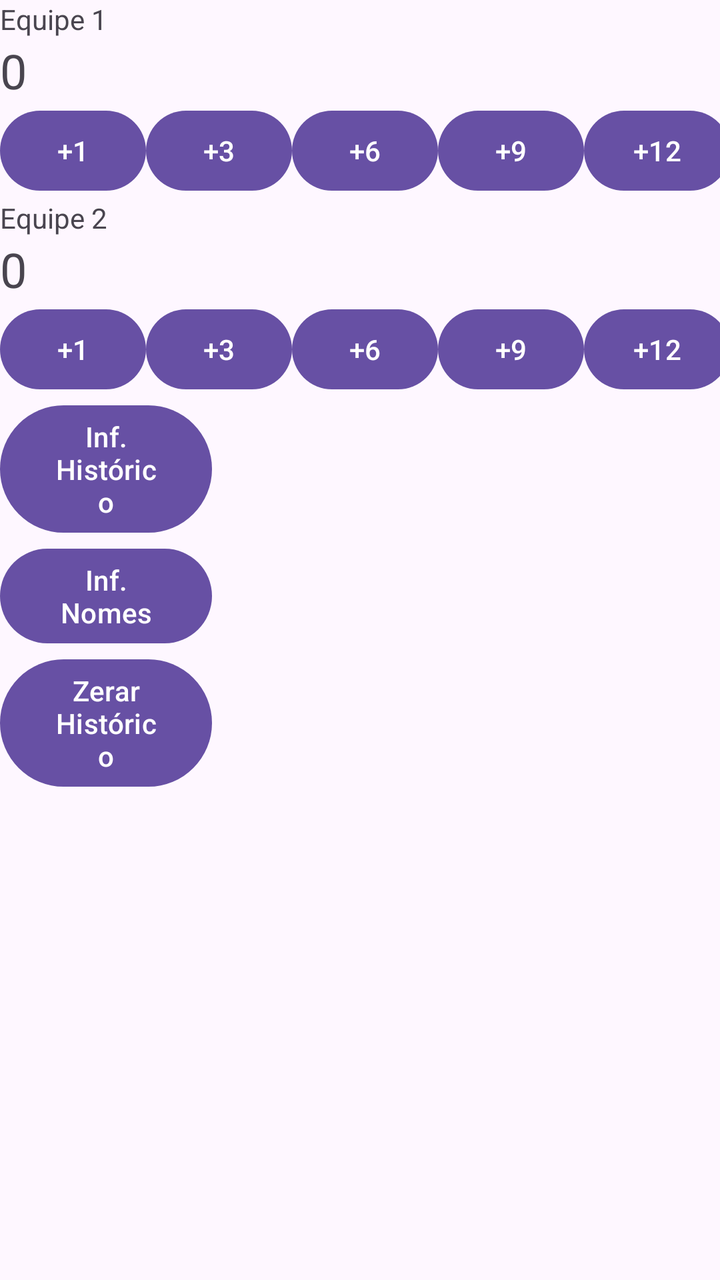
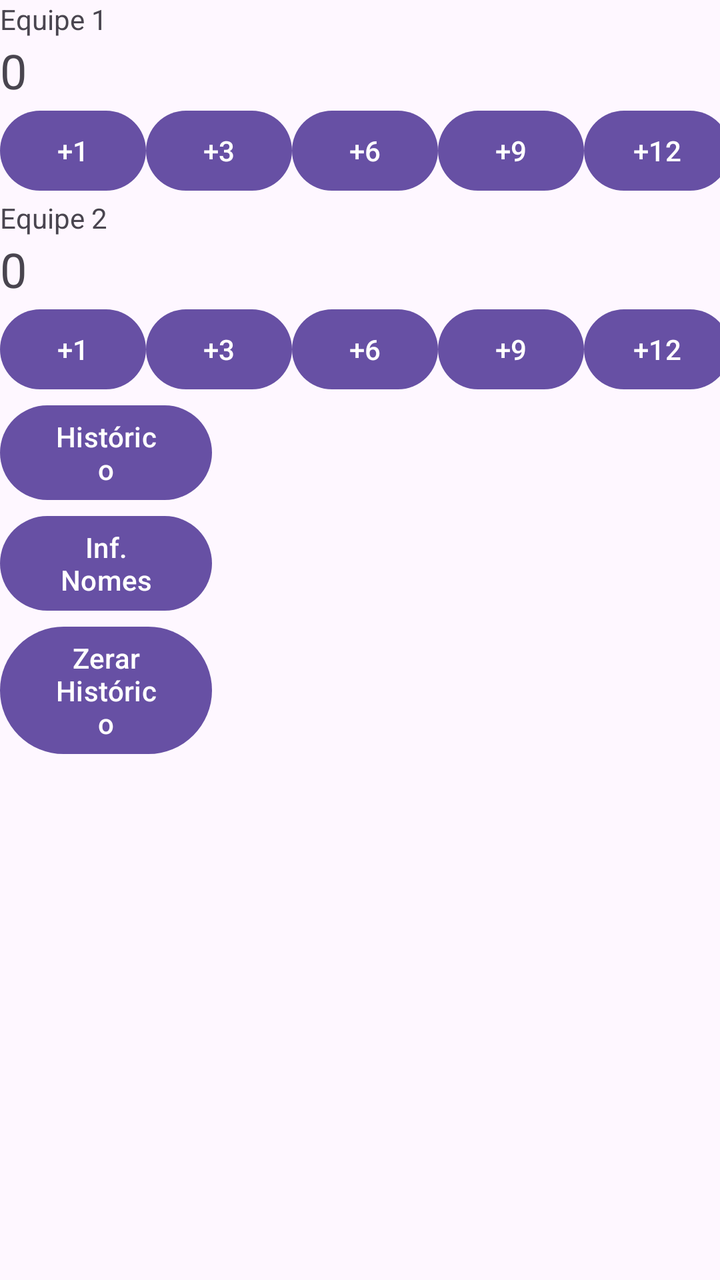

Two renders of the same Android screen: before a commit and after it. Below are the layout's source before the change and the commit's diff.
<!-- AndroidManifest.xml: application theme Theme.MarcadorTruco -->
<!-- res/layout/activity_main.xml -->
<?xml version="1.0" encoding="utf-8"?>
<ScrollView xmlns:android="http://schemas.android.com/apk/res/android"

    android:id="@+id/main"
    android:layout_width="match_parent"
    android:layout_height="match_parent">

    <LinearLayout
        android:layout_width="match_parent"
        android:layout_height="wrap_content"
        android:orientation="vertical">

        <TextView
            android:id="@+id/tvEquipe1"
            android:layout_width="wrap_content"
            android:layout_height="wrap_content"
            android:text="Equipe 1" />

        <TextView
            android:id="@+id/tvPontosEquipe1"
            android:layout_width="wrap_content"
            android:layout_height="wrap_content"
            android:text="0"
            android:textSize="24sp"/>
        
        <LinearLayout
            android:layout_width="match_parent"
            android:layout_height="wrap_content"
            android:orientation="horizontal">

            <Button
                android:id="@+id/btEquipe1Mais1"
                android:layout_width="73dp"
                android:layout_height="wrap_content"
                android:text="+1" />

            <Button
                android:id="@+id/btEquipe1Mais3"
                android:layout_width="73dp"
                android:layout_height="wrap_content"
                android:text="+3" />

            <Button
                android:id="@+id/btEquipe1Mais6"
                android:layout_width="73dp"
                android:layout_height="wrap_content"
                android:text="+6" />

            <Button
                android:id="@+id/btEquipe1Mais9"
                android:layout_width="73dp"
                android:layout_height="wrap_content"
                android:text="+9" />

            <Button
                android:id="@+id/btEquipe1Mais12"
                android:layout_width="73dp"
                android:layout_height="wrap_content"
                android:text="+12" />


        </LinearLayout>


        <TextView
            android:id="@+id/tvEquipe2"
            android:layout_width="wrap_content"
            android:layout_height="wrap_content"
            android:text="Equipe 2"/>

        <TextView
            android:id="@+id/tvPontosEquipe2"
            android:layout_width="wrap_content"
            android:layout_height="wrap_content"
            android:text="0"
            android:textSize="24sp"/>

        <LinearLayout
            android:layout_width="wrap_content"
            android:layout_height="wrap_content"
            android:orientation="horizontal">

            <Button
                android:id="@+id/btEquipe2Mais1"
                android:layout_width="73dp"
                android:layout_height="wrap_content"
                android:text="+1"/>

            <Button
                android:id="@+id/btEquipe2Mais3"
                android:layout_width="73dp"
                android:layout_height="wrap_content"
                android:text="+3" />

            <Button
                android:id="@+id/btEquipe2Mais6"
                android:layout_width="73dp"
                android:layout_height="wrap_content"
                android:text="+6" />

            <Button
                android:id="@+id/btEquipe2Mais9"
                android:layout_width="73dp"
                android:layout_height="wrap_content"
                android:text="+9" />

            <Button
                android:id="@+id/btEquipe2Mais12"
                android:layout_width="73dp"
                android:layout_height="wrap_content"
                android:text="+12" />

        </LinearLayout>

        <Button
            android:id="@+id/btHistorico"
            android:layout_width="106dp"
            android:layout_height="wrap_content"
            android:text="Inf. Histórico" />

        <Button
            android:id="@+id/btInformarNomes"
            android:layout_width="106dp"
            android:layout_height="wrap_content"
            android:text="Inf. Nomes" />

        <Button
            android:id="@+id/btZerarHistorico"
            android:layout_width="106dp"
            android:layout_height="wrap_content"
            android:text="Zerar Histórico" />

    </LinearLayout>

</ScrollView>
<!-- resources referenced by this layout -->
<resources>
  <style name="Theme.MarcadorTruco" parent="Base.Theme.MarcadorTruco" />
  <style name="Base.Theme.MarcadorTruco" parent="Theme.Material3.DayNight.NoActionBar">
          
          
      </style>
</resources>

<!-- the commit's change to res/layout/activity_main.xml (unified diff, before → after) -->
@@ -14,7 +14,7 @@
             android:id="@+id/tvEquipe1"
             android:layout_width="wrap_content"
             android:layout_height="wrap_content"
-            android:text="Equipe 1" />
+            android:text="@string/equipe1" />
 
         <TextView
             android:id="@+id/tvPontosEquipe1"
@@ -66,7 +66,7 @@
             android:id="@+id/tvEquipe2"
             android:layout_width="wrap_content"
             android:layout_height="wrap_content"
-            android:text="Equipe 2"/>
+            android:text="@string/equipe2"/>
 
         <TextView
             android:id="@+id/tvPontosEquipe2"
@@ -116,19 +116,19 @@
             android:id="@+id/btHistorico"
             android:layout_width="106dp"
             android:layout_height="wrap_content"
-            android:text="Inf. Histórico" />
+            android:text="@string/historico" />
 
         <Button
             android:id="@+id/btInformarNomes"
             android:layout_width="106dp"
             android:layout_height="wrap_content"
-            android:text="Inf. Nomes" />
+            android:text="@string/inf_nomes" />
 
         <Button
             android:id="@+id/btZerarHistorico"
             android:layout_width="106dp"
             android:layout_height="wrap_content"
-            android:text="Zerar Histórico" />
+            android:text="@string/zerar_hist_rico" />
 
     </LinearLayout>
 
<!-- resource entries referenced after the edit -->
@@ -1,5 +1,10 @@
 <!-- resources referenced by this layout -->
 <resources>
+  <string name="equipe1">Equipe 1</string>
+  <string name="equipe2">Equipe 2</string>
+  <string name="historico">Histórico</string>
+  <string name="inf_nomes">Inf. Nomes</string>
+  <string name="zerar_hist_rico">Zerar Histórico</string>
   <style name="Theme.MarcadorTruco" parent="Base.Theme.MarcadorTruco" />
   <style name="Base.Theme.MarcadorTruco" parent="Theme.Material3.DayNight.NoActionBar">
           
